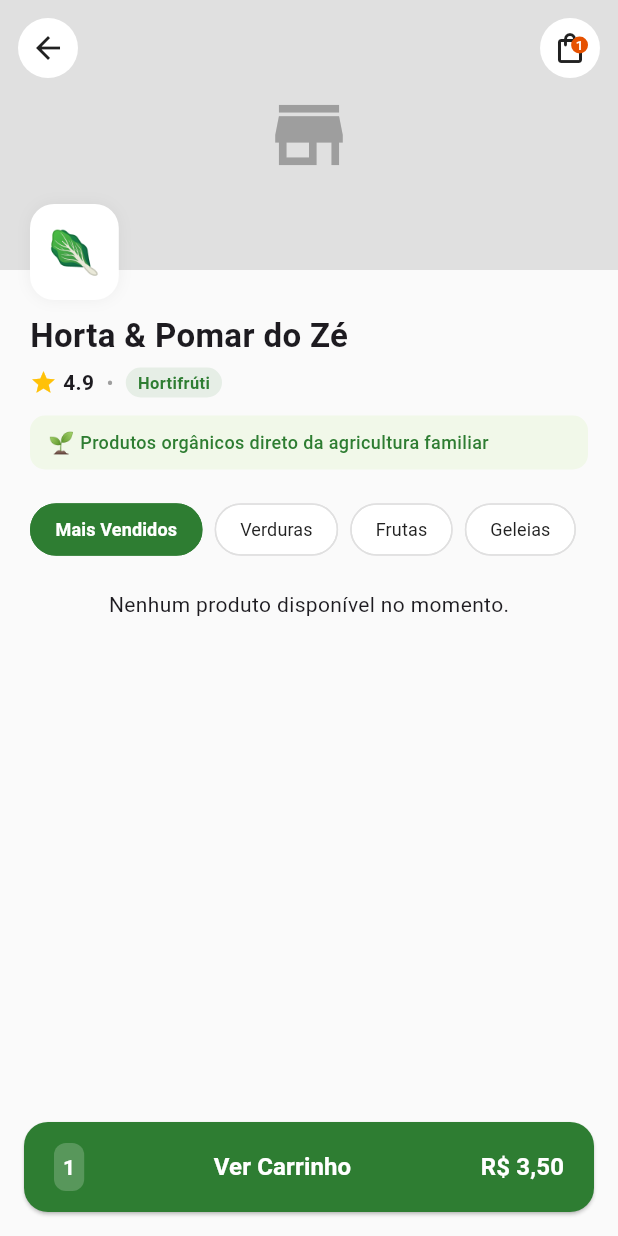
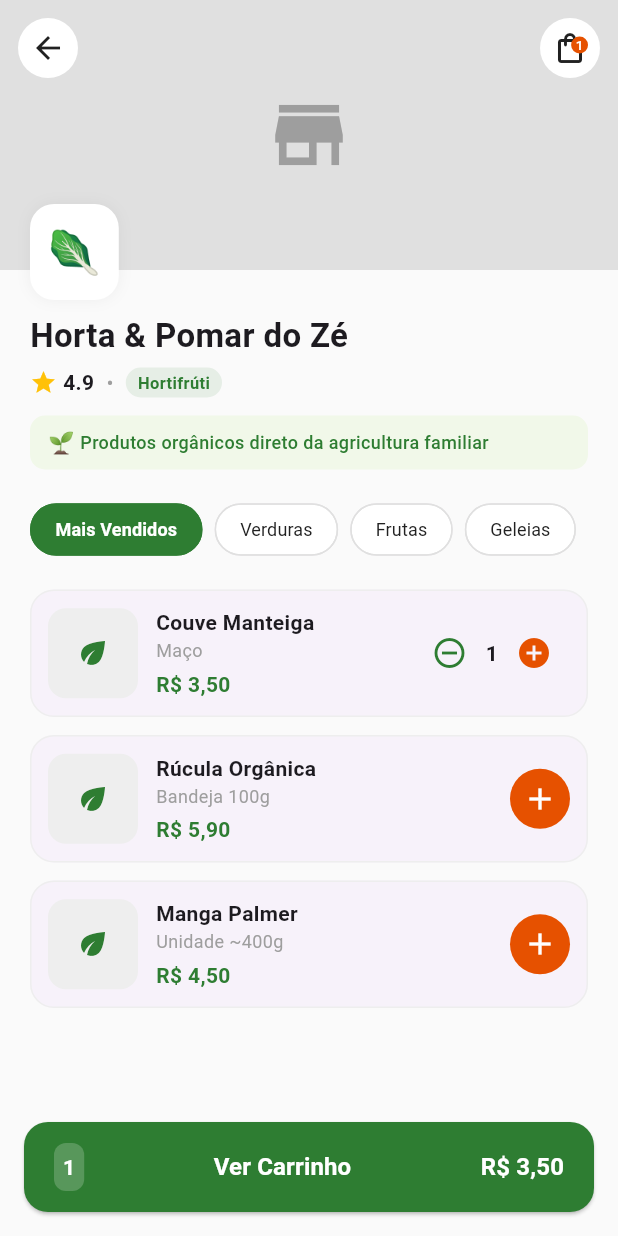
Before and after one commit to PedroH-07/BairroMais-Marketplace-Local, a Flutter app: the StoreDetailsScreen screen opened directly, on a phone screen of 412 x 824 dp. Run offline on Flutter 3.47's test engine with Material 3 defaults, Android fonts, the phone set to English and light mode, and no system bars; our stand-ins replace supabase_flutter; accounts and stored records are empty; Roboto replaces fonts that are missing (Poppins).

Commit message:
Revert alterações indevidas em store details
Co-authored-by: Copilot <223556219+Copilot@users.noreply.github.com>

```diff
--- a/lib/screens/store_details_screen.dart
+++ b/lib/screens/store_details_screen.dart
@@ -1,5 +1,4 @@
 import 'package:flutter/material.dart';
-import 'package:supabase_flutter/supabase_flutter.dart';
 import '../core/theme.dart';
 import 'cart_screen.dart';
 
@@ -12,9 +11,6 @@ class StoreDetailsScreen extends StatefulWidget {
 
 class _StoreDetailsScreenState extends State<StoreDetailsScreen> {
   int itemCount = 1;
-
-  // Consulta (query) à tabela 'products' do Supabase para listar os itens da loja
-  final _futureProducts = Supabase.instance.client.from('products').select();
 
   @override
   Widget build(BuildContext context) {
@@ -175,51 +171,22 @@ class _StoreDetailsScreenState extends State<StoreDetailsScreen> {
                           ),
                           const SizedBox(height: 16),
 
-                          // Lista Dinâmica de Produtos vindos do Supabase
-                          FutureBuilder<List<Map<String, dynamic>>>(
-                            future: _futureProducts,
-                            builder: (context, snapshot) {
-                              if (snapshot.connectionState == ConnectionState.waiting) {
-                                return const Center(
-                                  child: Padding(
-                                    padding: EdgeInsets.all(20.0),
-                                    child: CircularProgressIndicator(color: AppTheme.primaryGreen),
-                                  ),
-                                );
-                              }
-
-                              if (snapshot.hasError) {
-                                return Center(child: Text('Erro ao carregar produtos: ${snapshot.error}'));
-                              }
-
-                              if (!snapshot.hasData || snapshot.data!.isEmpty) {
-                                return const Center(child: Text('Nenhum produto disponível no momento.'));
-                              }
-
-                              final products = snapshot.data!;
-
-                              return ListView.builder(
-                                shrinkWrap: true,
-                                physics: const NeverScrollableScrollPhysics(),
-                                itemCount: products.length,
-                                itemBuilder: (context, index) {
-                                  final product = products[index];
-
-                                  final title = product['name'] ?? 'Produto';
-                                  final unit = product['unit'] ?? 'Unidade';
-                                  final priceValue = product['price']?.toString() ?? '0.00';
-                                  final formattedPrice = 'R\$ ${priceValue.replaceAll('.', ',')}';
-                                  final isFirstItem = index == 0;
-
-                                  return _productCard(
-                                    title: title,
-                                    unit: unit,
-                                    price: formattedPrice,
-                                    showCounter: isFirstItem,
-                                  );
-                                },
-                              );
-                            },
+                          // Lista de Produtos
+                          _productCard(
+                            title: 'Couve Manteiga',
+                            unit: 'Maço',
+                            price: 'R\$ 3,50',
+                            showCounter: true,
+                          ),
+                          _productCard(
+                            title: 'Rúcula Orgânica',
+                            unit: 'Bandeja 100g',
+                            price: 'R\$ 5,90',
+                          ),
+                          _productCard(
+                            title: 'Manga Palmer',
+                            unit: 'Unidade ~400g',
+                            price: 'R\$ 4,50',
                           ),
                         ],
                       ),
```
